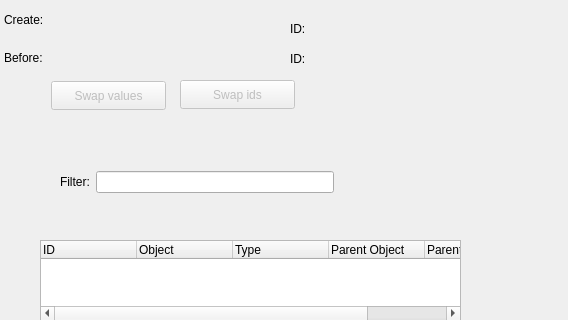
Before: the Qt Designer form libpgmodeler_ui/ui/swapobjectsidswidget.ui in pgmodeler/pgmodeler, drawn with Qt 5; both pictures show x 0 to 568 and y 0 to 320 of the 568 by 567 pixel window.
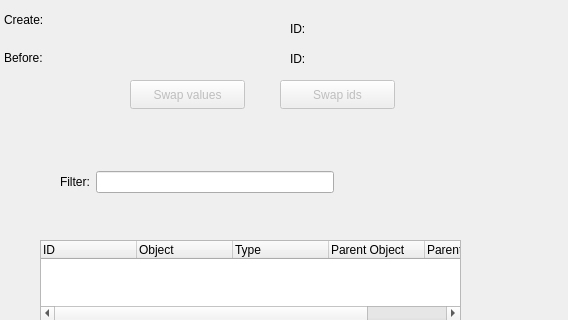
After: the same form once the commit is applied. Icons and pictures are not drawn.

```diff
--- a/libpgmodeler_ui/ui/swapobjectsidswidget.ui
+++ b/libpgmodeler_ui/ui/swapobjectsidswidget.ui
@@ -276,8 +276,8 @@
    </property>
    <property name="geometry">
     <rect>
-     <x>51</x>
-     <y>81</y>
+     <x>130</x>
+     <y>80</y>
      <width>115</width>
      <height>29</height>
     </rect>
@@ -329,7 +329,7 @@
    </property>
    <property name="geometry">
     <rect>
-     <x>180</x>
+     <x>280</x>
      <y>80</y>
      <width>115</width>
      <height>29</height>
```
